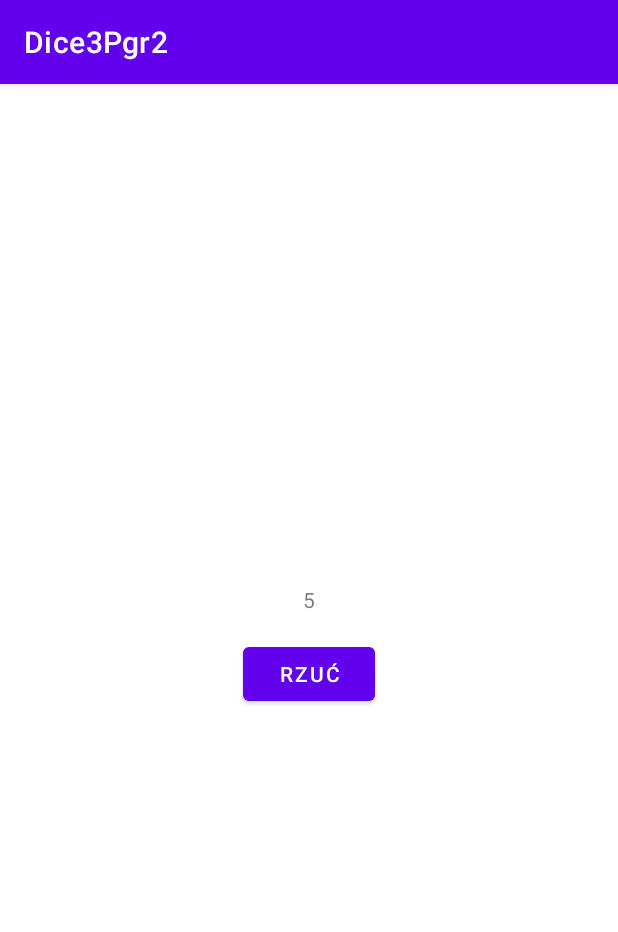
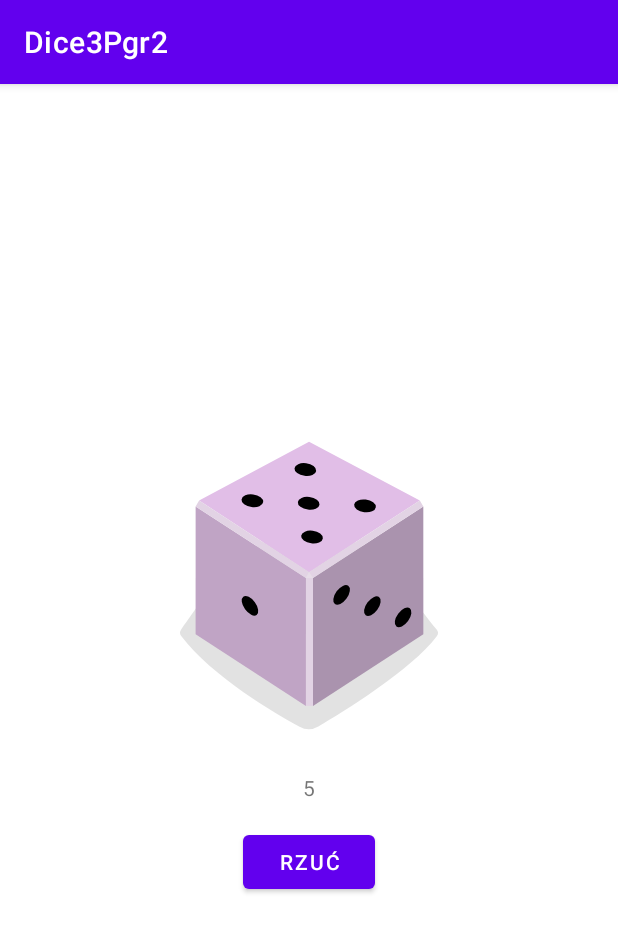
Before and after one commit to markup54/diceRoller3Pgr2, an Android app: the screen it shows after launch (MainActivity), after a tap on "RZUĆ", on a phone screen of 412 x 824 dp. Shown: the top 932 px of the screen. Run offline under Robolectric (Android 15) with nearby library versions, the phone set to English and light mode, and no system bars.

Commit message:
rzut pojedyncza koscia

```diff
--- a/app/src/main/java/com/example/dice3pgr2/MainActivity.java
+++ b/app/src/main/java/com/example/dice3pgr2/MainActivity.java
@@ -5,22 +5,34 @@ import androidx.appcompat.app.AppCompatActivity;
 import android.os.Bundle;
 import android.view.View;
 import android.widget.Button;
+import android.widget.ImageView;
 import android.widget.TextView;
+
+import java.util.ArrayList;
 
 public class MainActivity extends AppCompatActivity {
     public Integer wylosowanaLiczba;
+    public ArrayList<Integer> obrazkiKosci = new ArrayList<>();
 
     @Override
     protected void onCreate(Bundle savedInstanceState) {
         super.onCreate(savedInstanceState);
         setContentView(R.layout.activity_main);
+        obrazkiKosci.add(R.drawable.dice_1);
+        obrazkiKosci.add(R.drawable.dice_2);
+        obrazkiKosci.add(R.drawable.dice_3);
+        obrazkiKosci.add(R.drawable.dice_4);
+        obrazkiKosci.add(R.drawable.dice_5);
+        obrazkiKosci.add(R.drawable.dice_6);
         Button diceButton = findViewById(R.id.button);
         TextView diceTextView = findViewById(R.id.textView);
+        ImageView diceImageView = findViewById(R.id.imageView);
         diceButton.setOnClickListener(new View.OnClickListener() {
             @Override
             public void onClick(View v) {
                 wylosowanaLiczba = (int)(Math.random()*6+1);
                 diceTextView.setText(wylosowanaLiczba.toString());
+                diceImageView.setImageResource(obrazkiKosci.get(wylosowanaLiczba-1));
             }
         });
     }
--- a/app/src/main/res/layout/activity_main.xml
+++ b/app/src/main/res/layout/activity_main.xml
@@ -7,6 +7,12 @@
     android:orientation="vertical"
     tools:context=".MainActivity"
     android:gravity="center">
+
+    <ImageView
+        android:id="@+id/imageView"
+        android:layout_width="wrap_content"
+        android:layout_height="wrap_content"
+        app:srcCompat="@drawable/dice_6" />
 
     <TextView
         android:id="@+id/textView"
```
